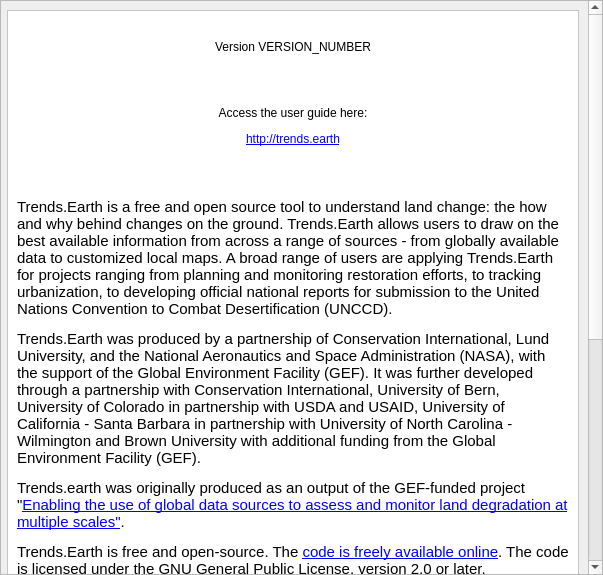
Before: the Qt Designer form LDMP/gui/DlgAbout.ui in ConservationInternational/trends.earth, drawn with Qt 5.
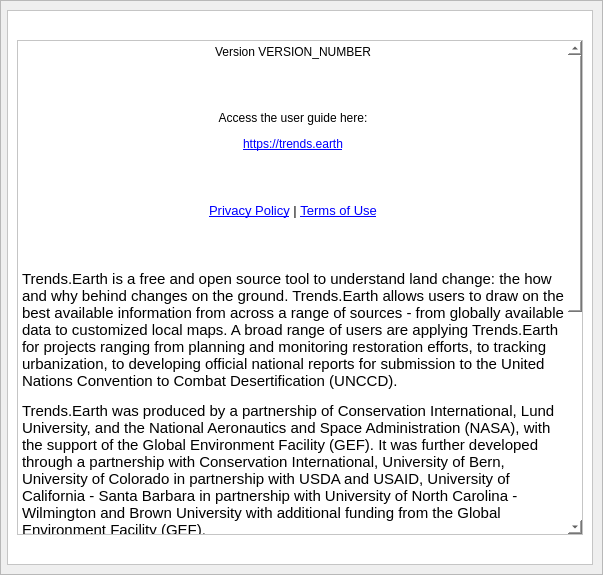
After: the same form once the commit is applied. Icons and pictures are not drawn.

Commit message: Cleanup about dialog

```diff
--- a/LDMP/gui/DlgAbout.ui
+++ b/LDMP/gui/DlgAbout.ui
@@ -97,11 +97,11 @@
            </widget>
           </item>
           <item>
-           <widget class="QLabel" name="textBrowser">
-            <property name="text">
-             <string>&lt;html&gt;&lt;head/&gt;&lt;body&gt;&lt;p align=&quot;center&quot;&gt;Version VERSION_NUMBER&lt;/p&gt;&lt;p align=&quot;center&quot;&gt;&lt;br/&gt;&lt;/p&gt;&lt;p align=&quot;center&quot;&gt;Access the user guide here:&lt;/p&gt;&lt;p align=&quot;center&quot;&gt;&lt;a href=&quot;http://trends.earth&quot;&gt;&lt;span style=&quot; text-decoration: underline; color:#0000ff;&quot;&gt;http://trends.earth&lt;/span&gt;&lt;/a&gt;&lt;/p&gt;&lt;p&gt;&lt;br/&gt;&lt;/p&gt;&lt;p&gt;&lt;span style=&quot; font-size:11pt;&quot;&gt;Trends.Earth is a free and open source tool to understand land change: the how and why behind changes on the ground. Trends.Earth allows users to draw on the best available information from across a range of sources - from globally available data to customized local maps. A broad range of users are applying Trends.Earth for projects ranging from planning and monitoring restoration efforts, to tracking urbanization, to developing official national reports for submission to the United Nations Convention to Combat Desertification (UNCCD).&lt;/span&gt;&lt;/p&gt;&lt;p&gt;&lt;span style=&quot; font-size:11pt;&quot;&gt;Trends.Earth was produced by a partnership of Conservation International, Lund University, and the National Aeronautics and Space Administration (NASA), with the support of the Global Environment Facility (GEF). It was further developed through a partnership with Conservation International, University of Bern, University of Colorado in partnership with USDA and USAID, University of California - Santa Barbara in partnership with University of North Carolina - Wilmington and Brown University with additional funding from the Global Environment Facility (GEF).&lt;/span&gt;&lt;/p&gt;&lt;p&gt;&lt;span style=&quot; font-size:11pt;&quot;&gt;Trends.earth was originally produced as an output of the GEF-funded project &amp;quot;&lt;/span&gt;&lt;a href=&quot;http://vitalsigns.org/gef-ldmp&quot;&gt;&lt;span style=&quot; font-size:11pt; text-decoration: underline; color:#0000ff;&quot;&gt;Enabling the use of global data sources to assess and monitor land degradation at multiple scales&amp;quot;&lt;/span&gt;&lt;/a&gt;&lt;span style=&quot; font-size:11pt;&quot;&gt;.&lt;/span&gt;&lt;/p&gt;&lt;p&gt;&lt;span style=&quot; font-size:11pt;&quot;&gt;Trends.Earth is free and open-source. The &lt;/span&gt;&lt;a href=&quot;https://github.com/ConservationInternational/trends.earth&quot;&gt;&lt;span style=&quot; font-size:11pt; text-decoration: underline; color:#0000ff;&quot;&gt;code is freely available online&lt;/span&gt;&lt;/a&gt;&lt;span style=&quot; font-size:11pt;&quot;&gt;. The code is licensed under the GNU General Public License, version 2.0 or later.&lt;/span&gt;&lt;/p&gt;&lt;p&gt;&lt;span style=&quot; font-size:11pt;&quot;&gt;The products of Trends.Earth are made available under the terms of the Creative Commons Attribution 4.0 International License (&lt;/span&gt;&lt;a href=&quot;https://creativecommons.org/licenses/by/4.0/&quot;&gt;&lt;span style=&quot; font-size:11pt; text-decoration: underline; color:#0000ff;&quot;&gt;CC BY 4.0&lt;/span&gt;&lt;/a&gt;&lt;span style=&quot; font-size:11pt;&quot;&gt;). The boundaries and names used, and the designations used, in trends.earth do not imply official endorsement or acceptance by Conservation International Foundation, or its partner organizations and contributors.&lt;/span&gt;&lt;/p&gt;&lt;p&gt;&lt;span style=&quot; font-size:11pt;&quot;&gt;If you encounter any bugs or have any issues with using the plugin, please contact us at &lt;/span&gt;&lt;a href=&quot;mailto:trends.earth@conservation.org&quot;&gt;&lt;span style=&quot; font-size:11pt; text-decoration: underline; color:#0000ff;&quot;&gt;trends.earth@conservation.org&lt;/span&gt;&lt;/a&gt;&lt;span style=&quot; font-size:11pt;&quot;&gt;, or &lt;/span&gt;&lt;a href=&quot;https://github.com/ConservationInternational/trends.earth/issues&quot;&gt;&lt;span style=&quot; font-size:11pt; text-decoration: underline; color:#0000ff;&quot;&gt;report an issue on github&lt;/span&gt;&lt;/a&gt;&lt;span style=&quot; font-size:11pt;&quot;&gt;.&lt;/span&gt;&lt;/p&gt;&lt;p&gt;&lt;span style=&quot; font-size:11pt;&quot;&gt;&lt;br/&gt;&lt;/span&gt;&lt;span style=&quot; font-size:11pt; font-weight:600;&quot;&gt;Citation:&lt;/span&gt;&lt;/p&gt;&lt;p&gt;&lt;span style=&quot; font-size:11pt;&quot;&gt;Trends.Earth. Conservation International. Available online at: http://trends.earth. 2022.&lt;/span&gt;&lt;/p&gt;&lt;p&gt;&lt;br/&gt;&lt;/p&gt;&lt;p align=&quot;center&quot;&gt;&lt;span style=&quot; font-size:10pt;&quot;&gt;&lt;a href=&quot;https://www.conservation.org/privacy&quot;&gt;&lt;span style=&quot; text-decoration: underline; color:#0000ff;&quot;&gt;Privacy Policy&lt;/span&gt;&lt;/a&gt; | &lt;a href=&quot;https://www.conservation.org/terms&quot;&gt;&lt;span style=&quot; text-decoration: underline; color:#0000ff;&quot;&gt;Terms of Use&lt;/span&gt;&lt;/a&gt;&lt;/span&gt;&lt;/p&gt;&lt;p&gt;&lt;br/&gt;&lt;/p&gt;&lt;/body&gt;&lt;/html&gt;</string>
+           <widget class="QTextBrowser" name="textBrowser">
+            <property name="html">
+             <string>&lt;html&gt;&lt;head/&gt;&lt;body&gt;&lt;p align=&quot;center&quot;&gt;Version VERSION_NUMBER&lt;/p&gt;&lt;p align=&quot;center&quot;&gt;&lt;br/&gt;&lt;/p&gt;&lt;p align=&quot;center&quot;&gt;Access the user guide here:&lt;/p&gt;&lt;p align=&quot;center&quot;&gt;&lt;a href=&quot;https://trends.earth&quot;&gt;&lt;span style=&quot; text-decoration: underline; color:#0000ff;&quot;&gt;https://trends.earth&lt;/span&gt;&lt;/a&gt;&lt;/p&gt;&lt;p align=&quot;center&quot;&gt;&lt;br/&gt;&lt;/p&gt;&lt;p align=&quot;center&quot;&gt;&lt;span style=&quot; font-size:10pt;&quot;&gt;&lt;a href=&quot;https://www.conservation.org/privacy&quot;&gt;&lt;span style=&quot; text-decoration: underline; color:#0000ff;&quot;&gt;Privacy Policy&lt;/span&gt;&lt;/a&gt; | &lt;a href=&quot;https://www.conservation.org/terms&quot;&gt;&lt;span style=&quot; text-decoration: underline; color:#0000ff;&quot;&gt;Terms of Use&lt;/span&gt;&lt;/a&gt;&lt;/span&gt;&lt;/p&gt;&lt;p&gt;&lt;br/&gt;&lt;/p&gt;&lt;p&gt;&lt;span style=&quot; font-size:11pt;&quot;&gt;Trends.Earth is a free and open source tool to understand land change: the how and why behind changes on the ground. Trends.Earth allows users to draw on the best available information from across a range of sources - from globally available data to customized local maps. A broad range of users are applying Trends.Earth for projects ranging from planning and monitoring restoration efforts, to tracking urbanization, to developing official national reports for submission to the United Nations Convention to Combat Desertification (UNCCD).&lt;/span&gt;&lt;/p&gt;&lt;p&gt;&lt;span style=&quot; font-size:11pt;&quot;&gt;Trends.Earth was produced by a partnership of Conservation International, Lund University, and the National Aeronautics and Space Administration (NASA), with the support of the Global Environment Facility (GEF). It was further developed through a partnership with Conservation International, University of Bern, University of Colorado in partnership with USDA and USAID, University of California - Santa Barbara in partnership with University of North Carolina - Wilmington and Brown University with additional funding from the Global Environment Facility (GEF).&lt;/span&gt;&lt;/p&gt;&lt;p&gt;&lt;span style=&quot; font-size:11pt;&quot;&gt;Trends.earth was originally produced as an output of the GEF-funded project &amp;quot;&lt;/span&gt;&lt;a href=&quot;https://vitalsigns.org/gef-ldmp&quot;&gt;&lt;span style=&quot; font-size:11pt; text-decoration: underline; color:#0000ff;&quot;&gt;Enabling the use of global data sources to assess and monitor land degradation at multiple scales&amp;quot;&lt;/span&gt;&lt;/a&gt;&lt;span style=&quot; font-size:11pt;&quot;&gt;.&lt;/span&gt;&lt;/p&gt;&lt;p&gt;&lt;span style=&quot; font-size:11pt;&quot;&gt;Trends.Earth is free and open-source. The &lt;/span&gt;&lt;a href=&quot;https://github.com/ConservationInternational/trends.earth&quot;&gt;&lt;span style=&quot; font-size:11pt; text-decoration: underline; color:#0000ff;&quot;&gt;code is freely available online&lt;/span&gt;&lt;/a&gt;&lt;span style=&quot; font-size:11pt;&quot;&gt;. The code is licensed under the GNU General Public License, version 2.0 or later.&lt;/span&gt;&lt;/p&gt;&lt;p&gt;&lt;span style=&quot; font-size:11pt;&quot;&gt;The products of Trends.Earth are made available under the terms of the Creative Commons Attribution 4.0 International License (&lt;/span&gt;&lt;a href=&quot;https://creativecommons.org/licenses/by/4.0/&quot;&gt;&lt;span style=&quot; font-size:11pt; text-decoration: underline; color:#0000ff;&quot;&gt;CC BY 4.0&lt;/span&gt;&lt;/a&gt;&lt;span style=&quot; font-size:11pt;&quot;&gt;). The boundaries and names used, and the designations used, in trends.earth do not imply official endorsement or acceptance by Conservation International Foundation, or its partner organizations and contributors.&lt;/span&gt;&lt;/p&gt;&lt;p&gt;&lt;span style=&quot; font-size:11pt;&quot;&gt;If you encounter any bugs or have any issues with using the plugin, please contact us at &lt;/span&gt;&lt;a href=&quot;mailto:trends.earth@conservation.org&quot;&gt;&lt;span style=&quot; font-size:11pt; text-decoration: underline; color:#0000ff;&quot;&gt;trends.earth@conservation.org&lt;/span&gt;&lt;/a&gt;&lt;span style=&quot; font-size:11pt;&quot;&gt;, or &lt;/span&gt;&lt;a href=&quot;https://github.com/ConservationInternational/trends.earth/issues/new&quot;&gt;&lt;span style=&quot; font-size:11pt; text-decoration: underline; color:#0000ff;&quot;&gt;report an issue on github&lt;/span&gt;&lt;/a&gt;&lt;span style=&quot; font-size:11pt;&quot;&gt;.&lt;/span&gt;&lt;/p&gt;&lt;p&gt;&lt;span style=&quot; font-size:11pt;&quot;&gt;&lt;br/&gt;&lt;/span&gt;&lt;span style=&quot; font-size:11pt; font-weight:600;&quot;&gt;Citation:&lt;/span&gt;&lt;/p&gt;&lt;p&gt;&lt;span style=&quot; font-size:11pt;&quot;&gt;Trends.Earth. Conservation International. Available online at: https://trends.earth. 2022.&lt;/span&gt;&lt;/p&gt;&lt;p&gt;&lt;br/&gt;&lt;/p&gt;&lt;/body&gt;&lt;/html&gt;</string>
             </property>
-            <property name="wordWrap">
+            <property name="openExternalLinks">
              <bool>true</bool>
             </property>
            </widget>
```
The commit also changes 1 other file.
